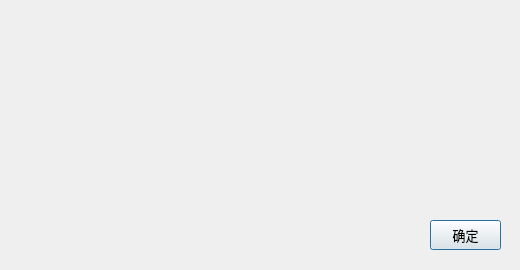
Qt form qt_ui/download_config_win/win_ui.ui (ShenWei-HopeNoBug/mock-api-server) before a commit.
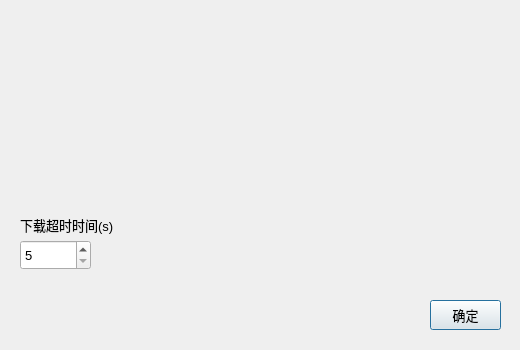
The same form after that commit.

Commit message: 支持配置下载超时时间

```diff
--- a/qt_ui/download_config_win/win_ui.ui
+++ b/qt_ui/download_config_win/win_ui.ui
@@ -7,7 +7,7 @@
     <x>0</x>
     <y>0</y>
     <width>520</width>
-    <height>270</height>
+    <height>350</height>
    </rect>
   </property>
   <property name="windowTitle">
@@ -35,7 +35,7 @@
    <property name="geometry">
     <rect>
      <x>430</x>
-     <y>220</y>
+     <y>300</y>
      <width>71</width>
      <height>30</height>
     </rect>
@@ -52,6 +52,57 @@
     <string>确定</string>
    </property>
   </widget>
+  <widget class="QLabel" name="label">
+   <property name="geometry">
+    <rect>
+     <x>20</x>
+     <y>210</y>
+     <width>101</width>
+     <height>30</height>
+    </rect>
+   </property>
+   <property name="minimumSize">
+    <size>
+     <width>0</width>
+     <height>30</height>
+    </size>
+   </property>
+   <property name="font">
+    <font>
+     <pointsize>10</pointsize>
+    </font>
+   </property>
+   <property name="text">
+    <string>下载超时时间(s)</string>
+   </property>
+  </widget>
+  <widget class="QSpinBox" name="timeoutSpinBox">
+   <property name="geometry">
+    <rect>
+     <x>20</x>
+     <y>240</y>
+     <width>71</width>
+     <height>30</height>
+    </rect>
+   </property>
+   <property name="minimumSize">
+    <size>
+     <width>0</width>
+     <height>30</height>
+    </size>
+   </property>
+   <property name="font">
+    <font>
+     <pointsize>10</pointsize>
+    </font>
+   </property>
+   <property name="minimum">
+    <number>5</number>
+   </property>
+   <property name="maximum">
+    <number>300</number>
+   </property>
+  </widget>
  </widget>
  <resources/>
  <connections/>
```
The commit also changes 10 other files.
